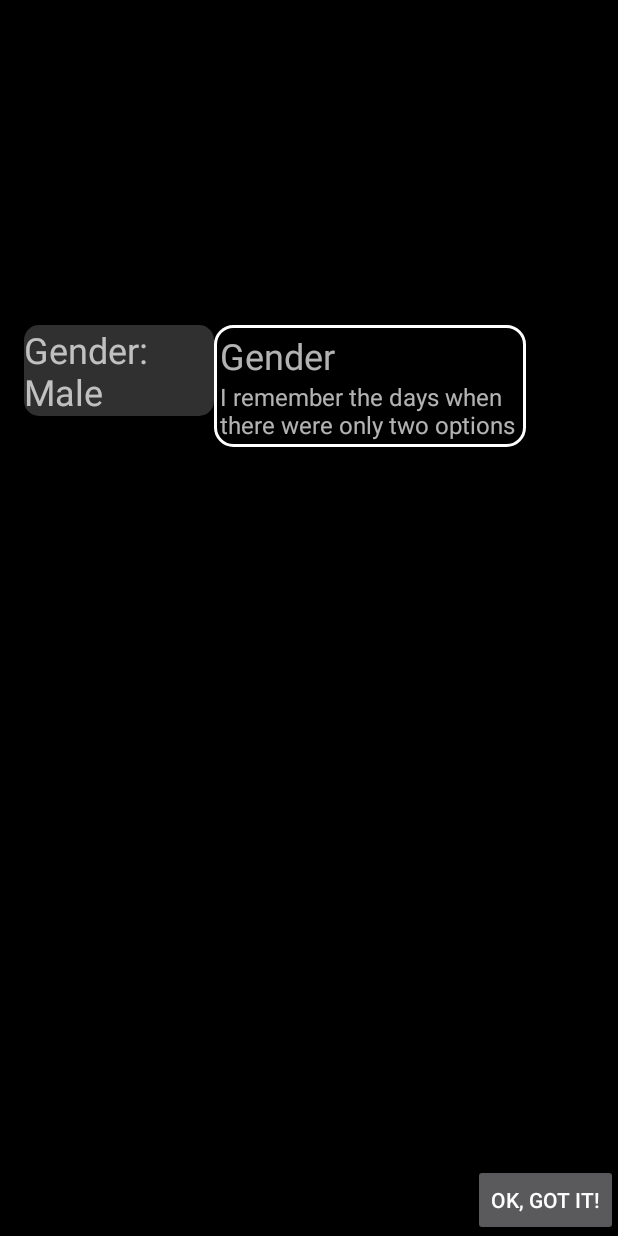
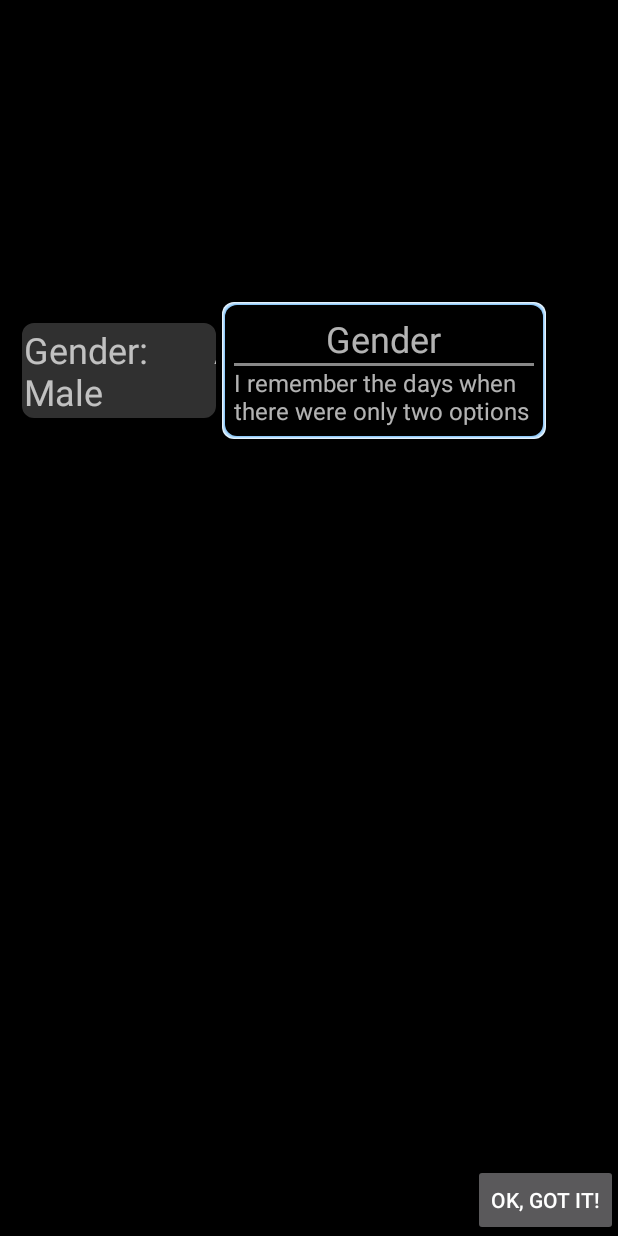
Before and after one commit to Lowe5521/JunkDrawer, an Android app: the VersionTwoActivity screen opened directly, with no data from a screen before it, after a tap on "OK, GOT IT!", on a phone screen of 412 x 824 dp. Run offline under Robolectric (Android 15) with nearby library versions, the phone set to English and light mode, and no system bars; our stand-ins replace ButterKnife.

Commit message:
- Added functionality to align the helper with the view it is highlighting. Don't like the implementation, though, need to rework it already. - Added some more room to the highlighted clip path - Added some colored highlight to the helper popup window - Added some Android Material colors to the project

```diff
--- a/app/src/main/java/com/jonkoester/junkdrawer/TutorialDialogModel.java
+++ b/app/src/main/java/com/jonkoester/junkdrawer/TutorialDialogModel.java
@@ -7,18 +7,34 @@ public class TutorialDialogModel {
     private String helperTitle;
     private String helperDescription;
     private Direction helperDirection;
+    private XAlignment helperXAlignment;
+    private YAlignment helperYAlignment;
 
     public enum Direction {
         TOP, RIGHT, BOTTOM, LEFT
     }
 
+    public enum XAlignment {
+        LEFT, RIGHT, CENTER
+    }
+
+    public enum YAlignment {
+        TOP, BOTTOM, CENTER
+    }
+
     public TutorialDialogModel(View highLightedView, String helperTitle, String helperDescription, Direction helperDirection) {
+        this(highLightedView, helperTitle, helperDescription, helperDirection, null, null);
+    }
+
+    public TutorialDialogModel(View highLightedView, String helperTitle, String helperDescription, Direction helperDirection, XAlignment xAlignment, YAlignment yAlignment) {
         super();
 
         this.highLightedView = highLightedView;
         this.helperTitle = helperTitle;
         this.helperDescription = helperDescription;
         this.helperDirection = helperDirection;
+        this.helperXAlignment = xAlignment;
+        this.helperYAlignment = yAlignment;
     }
 
     public View getHighLightedView() {
@@ -36,4 +52,12 @@ public class TutorialDialogModel {
     public Direction getHelperDirection() {
         return helperDirection;
     }
+
+    public XAlignment getHelperXAlignment() {
+        return helperXAlignment;
+    }
+
+    public YAlignment getHelperYAlignment() {
+        return helperYAlignment;
+    }
 }
--- a/app/src/main/java/com/jonkoester/junkdrawer/activity/VersionTwoActivity.java
+++ b/app/src/main/java/com/jonkoester/junkdrawer/activity/VersionTwoActivity.java
@@ -38,10 +38,10 @@ public class VersionTwoActivity extends Activity {
 
     private void doTheOverlayStuff() {
         Queue<TutorialDialogModel> testQ = new LinkedList<>();
-        testQ.add(new TutorialDialogModel(firstNameTV, "First Name!", "This is obviously where you put the first name", TutorialDialogModel.Direction.BOTTOM));
-        testQ.add(new TutorialDialogModel(genderTV, "Gender", "I remember the days when there were only two options", TutorialDialogModel.Direction.RIGHT));
-        testQ.add(new TutorialDialogModel(testTwo, "Test TV", "This is off in East Jesus for convenience", TutorialDialogModel.Direction.RIGHT));
-        testQ.add(new TutorialDialogModel(personalTableLayout, "Section Test", "Holy shit look at this section of the app!", TutorialDialogModel.Direction.BOTTOM));
+        testQ.add(new TutorialDialogModel(firstNameTV, "First Name!", "This is obviously where you put the first name", TutorialDialogModel.Direction.BOTTOM, TutorialDialogModel.XAlignment.RIGHT, null));
+        testQ.add(new TutorialDialogModel(genderTV, "Gender", "I remember the days when there were only two options", TutorialDialogModel.Direction.RIGHT, null, TutorialDialogModel.YAlignment.CENTER));
+        testQ.add(new TutorialDialogModel(testTwo, "Test TV", "This is off in East Jesus for convenience", TutorialDialogModel.Direction.RIGHT, null, TutorialDialogModel.YAlignment.BOTTOM));
+        testQ.add(new TutorialDialogModel(personalTableLayout, "Section Test", "Holy shit look at this section of the app!", TutorialDialogModel.Direction.BOTTOM, TutorialDialogModel.XAlignment.CENTER, null));
 
         addContentView(new VersionTwoOverlay(this, testQ), new ViewGroup.LayoutParams(ViewGroup.LayoutParams.MATCH_PARENT, ViewGroup.LayoutParams.MATCH_PARENT));
     }
--- a/app/src/main/java/com/jonkoester/junkdrawer/version2/VersionTwoOverlay.java
+++ b/app/src/main/java/com/jonkoester/junkdrawer/version2/VersionTwoOverlay.java
@@ -32,6 +32,10 @@ public class VersionTwoOverlay extends RelativeLayout {
     private TutorialDialogModel tutorialDialogModel;
     private VersionTwoHelper versionTwoHelper;
     private Queue<TutorialDialogModel> tutorialDialogModelQueue;
+
+    private final static int CLIP_PATH_PADDING = 2;
+    private final static int HELPER_SPACING = 8;
+    private final static int CORNER_RADIUS = 12;
 
     public VersionTwoOverlay(Context context) {
         super(context);
@@ -91,8 +95,11 @@ public class VersionTwoOverlay extends RelativeLayout {
                 removeExistingPath = false;
             }
 
-            rectF.set(getXOffset(), getYOffset(), getXOffset() + tutorialDialogModel.getHighLightedView().getWidth(), getYOffset() + tutorialDialogModel.getHighLightedView().getHeight());
-            clipPath.addRoundRect(rectF, 15f, 15f, Path.Direction.CW);
+            rectF.set(getXOffset() - CLIP_PATH_PADDING,
+                    getYOffset() - CLIP_PATH_PADDING,
+                    getXOffset() + tutorialDialogModel.getHighLightedView().getWidth() + CLIP_PATH_PADDING,
+                    getYOffset() + tutorialDialogModel.getHighLightedView().getHeight() + CLIP_PATH_PADDING);
+            clipPath.addRoundRect(rectF, CORNER_RADIUS, CORNER_RADIUS, Path.Direction.CW);
             canvas.clipPath(clipPath, Region.Op.DIFFERENCE);
         }
     }
@@ -112,17 +119,49 @@ public class VersionTwoOverlay extends RelativeLayout {
 
         switch (tutorialDialogModel.getHelperDirection()) {
             case TOP:
-                y -= versionTwoHelper.getMeasuredHeight();
+                y -= versionTwoHelper.getMeasuredHeight() - HELPER_SPACING;
                 break;
             case BOTTOM:
-                y += tutorialDialogModel.getHighLightedView().getHeight();
+                y += tutorialDialogModel.getHighLightedView().getHeight() + HELPER_SPACING;
                 break;
             case LEFT:
-                x -= versionTwoHelper.getMeasuredWidth();
+                x -= versionTwoHelper.getMeasuredWidth() - HELPER_SPACING;
                 break;
             case RIGHT:
-                x += tutorialDialogModel.getHighLightedView().getWidth();
+                x += tutorialDialogModel.getHighLightedView().getWidth() + HELPER_SPACING;
                 break;
+            default:
+                break;
+        }
+
+        if (tutorialDialogModel.getHelperXAlignment() != null) {
+            switch (tutorialDialogModel.getHelperXAlignment()) {
+                case LEFT:
+                    break;
+                case RIGHT:
+                    x += (tutorialDialogModel.getHighLightedView().getWidth() - versionTwoHelper.getMeasuredWidth()) > 0 ? (tutorialDialogModel.getHighLightedView().getWidth() - versionTwoHelper.getMeasuredWidth()) : 0;
+                    break;
+                case CENTER:
+                    x += (tutorialDialogModel.getHighLightedView().getWidth() / 2) - (versionTwoHelper.getMeasuredWidth() / 2);
+                    break;
+                default:
+                    break;
+            }
+        }
+
+        if (tutorialDialogModel.getHelperYAlignment() != null) {
+            switch (tutorialDialogModel.getHelperYAlignment()) {
+                case TOP:
+                    break;
+                case BOTTOM:
+                    y += (tutorialDialogModel.getHighLightedView().getHeight() - versionTwoHelper.getMeasuredHeight()) > 0 ? (tutorialDialogModel.getHighLightedView().getHeight() - versionTwoHelper.getMeasuredHeight()) : 0;
+                    break;
+                case CENTER:
+                    y += (tutorialDialogModel.getHighLightedView().getHeight() / 2) - (versionTwoHelper.getMeasuredHeight() / 2);
+                    break;
+                default:
+                    break;
+            }
         }
 
         versionTwoHelper.setX(x);
--- a/app/src/main/res/drawable/helper_popup_window.xml
+++ b/app/src/main/res/drawable/helper_popup_window.xml
@@ -1,17 +1,50 @@
 <?xml version="1.0" encoding="utf-8"?>
-<shape xmlns:android="http://schemas.android.com/apk/res/android"
-    android:shape="rectangle">
+<layer-list xmlns:android="http://schemas.android.com/apk/res/android">
+    <item>
+        <shape android:shape="rectangle">
+            <padding
+                android:bottom="1dp"
+                android:left="1dp"
+                android:right="1dp"
+                android:top="1dp" />
+            <corners android:radius="8dp" />
+            <solid android:color="@color/material_blue_50" />
+        </shape>
+    </item>
 
-    <padding
-        android:bottom="8dp"
-        android:left="8dp"
-        android:right="8dp"
-        android:top="8dp" />
+    <item>
+        <shape android:shape="rectangle">
+            <padding
+                android:bottom="1dp"
+                android:left="1dp"
+                android:right="1dp"
+                android:top="1dp" />
+            <corners android:radius="8dp" />
+            <solid android:color="@color/material_blue_100" />
+        </shape>
+    </item>
 
-    <corners android:radius="12dp" />
-    <stroke
-        android:width="2dp"
-        android:color="@color/white" />
-    <solid android:color="@color/black" />
+    <item>
+        <shape android:shape="rectangle">
+            <padding
+                android:bottom="1dp"
+                android:left="1dp"
+                android:right="1dp"
+                android:top="1dp" />
+            <corners android:radius="8dp" />
+            <solid android:color="@color/material_blue_200" />
+        </shape>
+    </item>
 
-</shape>
+    <item>
+        <shape android:shape="rectangle">
+            <padding
+                android:bottom="1dp"
+                android:left="1dp"
+                android:right="1dp"
+                android:top="1dp" />
+            <corners android:radius="8dp" />
+            <solid android:color="@color/black" />
+        </shape>
+    </item>
+</layer-list>
--- a/app/src/main/res/layout/version_two_helper.xml
+++ b/app/src/main/res/layout/version_two_helper.xml
@@ -6,16 +6,21 @@
     android:layout_height="wrap_content"
     android:background="@drawable/helper_popup_window"
     android:orientation="vertical"
-    android:padding="4dp">
+    android:padding="8dp">
 
     <TextView
         android:id="@+id/vTwo_helper_title"
         android:layout_width="wrap_content"
         android:layout_height="wrap_content"
+        android:layout_gravity="center_horizontal"
         android:maxWidth="200dp"
-        android:text="Sample Title"
         android:textSize="24sp"
-        tools:text="Helper Title" />
+        tools:text="Title" />
+
+    <View
+        android:background="@color/gray"
+        android:layout_width="match_parent"
+        android:layout_height="2dp"/>
 
     <TextView
         android:id="@+id/vTwo_helper_description"
@@ -23,7 +28,6 @@
         android:layout_height="wrap_content"
         android:maxLines="4"
         android:maxWidth="200dp"
-        android:text="Sample Message that could possibly go on forever and ever and ever and ever and ever if I let it do that, but we don't want to let it do that, now do we? I mean, how irresponsible, as a software developer, would that be? My QA team would have coniption fits. Is 'coniption' even a word? I highly doubt that is the way you spell it if it is a word. Well, I think that this text is sufficiently long enough now that I could test any silly stuff that I wanted to with it. Dangling participle."
         android:textSize="16sp"
         tools:text="Helper message" />
 
--- a/app/src/main/res/values/colors.xml
+++ b/app/src/main/res/values/colors.xml
@@ -11,4 +11,17 @@
     <color name="black">#FF000000</color>
     <color name="white">#FFFFFF</color>
     <color name="dark_gray">#333</color>
+
+    <!-- Material color palette -->
+    <!-- For reference, visit https://material.google.com/style/color.html# -->
+    <color name="material_blue_50">#E3F2FD</color>
+    <color name="material_blue_100">#BBDEFB</color>
+    <color name="material_blue_200">#90CAF9</color>
+    <color name="material_blue_300">#64B5F6</color>
+    <color name="material_blue_400">#42A5F5</color>
+    <color name="material_blue_500">#2196F3</color>
+    <color name="material_blue_600">#1E88E5</color>
+    <color name="material_blue_700">#1976D2</color>
+    <color name="material_blue_800">#1565C0</color>
+    <color name="material_blue_900">#0D47A1</color>
 </resources>
```
